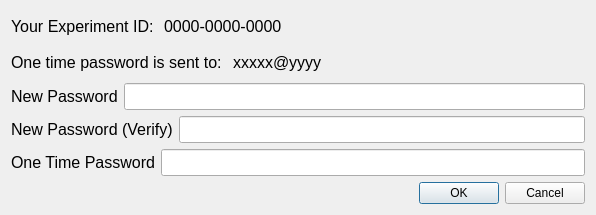
Above: forms/FormRegisterNewPassword.ui from YutaNaist/Data_Memo_Transfer before the change. Below: the same form after it.
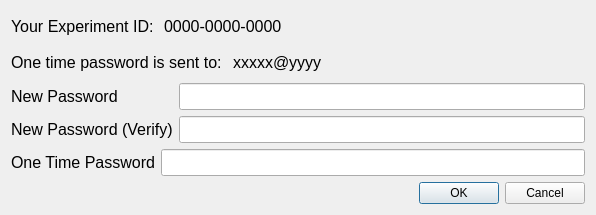
That is the form after the change.

Commit message: Fix one time password form, ワンタイムパスワード設定時 Fixes #13

Diff of the .ui file:
```diff
--- a/forms/FormRegisterNewPassword.ui
+++ b/forms/FormRegisterNewPassword.ui
@@ -97,8 +97,8 @@
     </layout>
    </item>
    <item>
-    <layout class="QHBoxLayout" name="horizontalLayout">
-     <item>
+    <layout class="QGridLayout" name="gridLayout">
+     <item row="0" column="0">
       <widget class="QLabel" name="LAB_Title">
        <property name="font">
         <font>
@@ -110,7 +110,7 @@
        </property>
       </widget>
      </item>
-     <item>
+     <item row="0" column="1">
       <widget class="QLineEdit" name="LE_New_Password">
        <property name="font">
         <font>
@@ -125,11 +125,7 @@
        </property>
       </widget>
      </item>
-    </layout>
-   </item>
-   <item>
-    <layout class="QHBoxLayout" name="horizontalLayout_5">
-     <item>
+     <item row="1" column="0">
       <widget class="QLabel" name="LAB_Title_3">
        <property name="font">
         <font>
```
Left out of the diff: 2 changed lines with no effect on the pictures.
